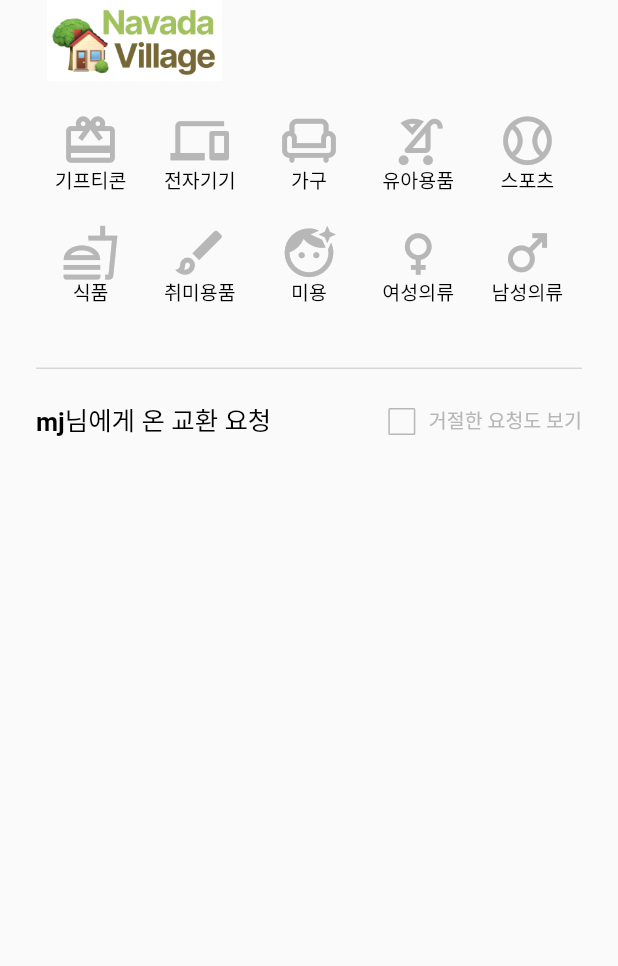
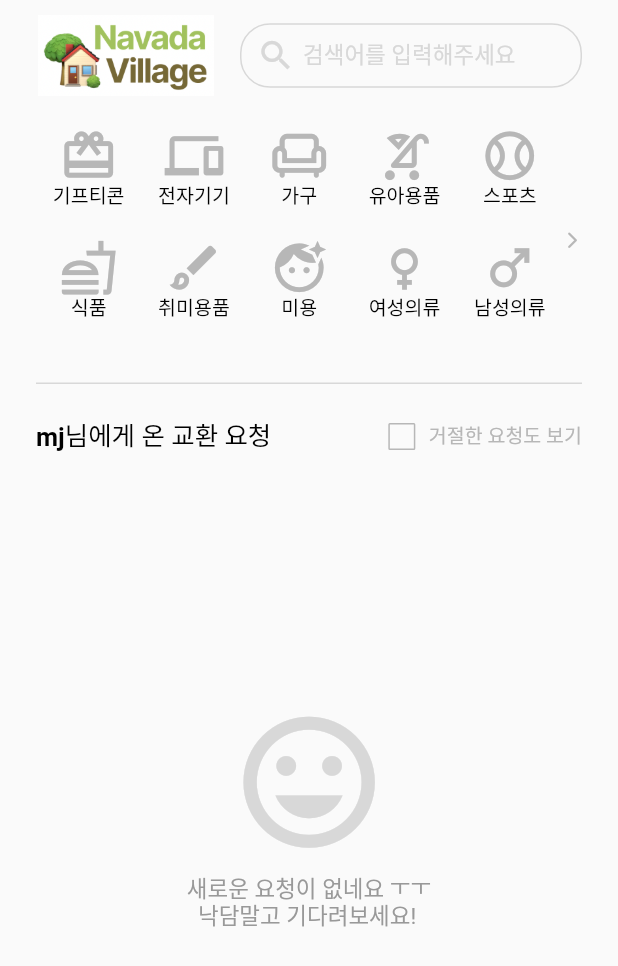
Before and after one commit to Hi-DN/navada-mobile-app, a Flutter app: the HomeView screen opened by its route, on a phone screen of 412 x 824 dp. Shown: the top 966 px of the screen. Run offline on Flutter 3.47's test engine with Material 2 defaults, Android fonts, the phone set to English and light mode, and no system bars; drawn by our look-alikes of carousel_slider; accounts and stored records are empty; network calls fail.

Commit message:
검색창, 카테고리 화살표, 요청 없을시 화면

```diff
--- a/lib/src/providers/home_requests_provider.dart
+++ b/lib/src/providers/home_requests_provider.dart
@@ -16,7 +16,7 @@ class RequestsForMeProvider extends ChangeNotifier {
   List<RequestModel> _requestDataList = [];
   late int _totalPages;
 
-  bool get isFetchingIncludingDenied => _isFetchingIncludingDenied;
+  bool get hasData => _isRefreshing || _requestDataList.isNotEmpty;
   DataState get dataState => _dataState;
   List<RequestModel> get requestDataList => _requestDataList;
   bool get _isInitialFetching => _dataState == DataState.INITIAL_FETCHING;
--- /dev/null
+++ b/lib/src/screens/home/home_no_requests_widget.dart
@@ -0,0 +1,46 @@
+import 'package:flutter/material.dart';
+import 'package:navada_mobile_app/src/widgets/colors.dart';
+import 'package:navada_mobile_app/src/widgets/screen_size.dart';
+import 'package:navada_mobile_app/src/widgets/space.dart';
+import 'package:navada_mobile_app/src/widgets/text_style.dart';
+
+class NoRequests extends StatelessWidget {
+  const NoRequests({Key? key}) : super(key: key);
+
+  @override
+  Widget build(BuildContext context) {
+    return LayoutBuilder(
+      builder: ((context, constraint) =>
+          SingleChildScrollView(
+            physics: const AlwaysScrollableScrollPhysics(),
+            child: ConstrainedBox(
+              constraints: BoxConstraints(minHeight: constraint.maxHeight),
+              child: IntrinsicHeight(
+                child: _noRequestsNotice()
+              ),
+            ),
+          )
+      )
+    );
+  }
+
+  Widget _noRequestsNotice() {
+    ScreenSize size = ScreenSize();
+    return Column(
+      mainAxisAlignment: MainAxisAlignment.center,
+      crossAxisAlignment: CrossAxisAlignment.center,
+      children: [
+      Icon(
+        Icons.tag_faces_sharp,
+        size: size.getSize(96),
+        color: grey216,
+      ),
+      const Space(height: 10),
+      const R14Text(
+        text: '새로운 요청이 없네요 ㅜㅜ\n  낙담말고 기다려보세요!',
+        textColor: grey153,
+      ),
+      const Space(height: kBottomNavigationBarHeight)
+    ]);
+  }
+}
--- a/lib/src/screens/home/home_requests_widget.dart
+++ b/lib/src/screens/home/home_requests_widget.dart
@@ -2,6 +2,7 @@ import 'package:flutter/material.dart';
 import 'package:navada_mobile_app/src/models/request/request_model.dart';
 import 'package:navada_mobile_app/src/models/user/user_model.dart';
 import 'package:navada_mobile_app/src/models/user/user_provider.dart';
+import 'package:navada_mobile_app/src/screens/home/home_no_requests_widget.dart';
 import 'package:navada_mobile_app/src/screens/home/home_view_model.dart';
 import 'package:navada_mobile_app/src/widgets/colors.dart';
 import 'package:navada_mobile_app/src/widgets/cost_range_badge.dart';
@@ -14,8 +15,8 @@ import 'package:navada_mobile_app/src/widgets/text_style.dart';
 import 'package:provider/provider.dart';
 
 // ignore: must_be_immutable
-class RequestsForMeSection extends StatelessWidget {
-  RequestsForMeSection({Key? key}) : super(key: key);
+class RequestsForMe extends StatelessWidget {
+  RequestsForMe({Key? key}) : super(key: key);
 
   late BuildContext? _context;
 
@@ -120,15 +121,18 @@ class _RequestsForMeGridView extends StatelessWidget {
   }
 
   Widget _scrollNotificationWidget() {
+    ScreenSize size = ScreenSize();
     return Column(children: [
       Expanded(
         child: NotificationListener<ScrollNotification> (
           onNotification: _scrollNotification,
           child: RefreshIndicator(
+            color: green,
+            displacement: size.getSize(22),
             onRefresh:() async {
               await _onRefresh();
             },
-            child: _buildRequestsForMeGridView()
+            child: _buildScreenIfHasData()
           ))),
       if(_dataState == DataState.MORE_FETCHING)
           const Center(child: CircularProgressIndicator()),
@@ -144,7 +148,17 @@ class _RequestsForMeGridView extends StatelessWidget {
     return true;
   }
 
-  Widget _buildRequestsForMeGridView() {
+  Widget _buildScreenIfHasData() {
+    bool hasData = Provider.of<RequestsForMeProvider>(_context!).hasData;
+
+    if(hasData) {
+      return _requestsForMeGridView();
+    } else {
+      return const NoRequests();
+    }
+  }
+
+  Widget _requestsForMeGridView() {
     return GridView.builder(
       gridDelegate:
         const SliverGridDelegateWithFixedCrossAxisCount(
@@ -156,7 +170,6 @@ class _RequestsForMeGridView extends StatelessWidget {
       itemCount: requestsForMe.length,
       itemBuilder: (context, index) {
           return RequestItem(request: requestsForMe[index]);
-
       },
     );
   }
--- a/lib/src/screens/home/home_view.dart
+++ b/lib/src/screens/home/home_view.dart
@@ -35,7 +35,7 @@ class HomeView extends StatelessWidget {
             const HomeTopBar(),
             const CategorySection(),
             const CustomDivider(),
-            Expanded(child: RequestsForMeSection())
+            Expanded(child: RequestsForMe())
           ]),
         )
       )
@@ -48,11 +48,16 @@ class HomeTopBar extends StatelessWidget {
 
   @override
   Widget build(BuildContext context) {
-    return Row(
+    ScreenSize size = ScreenSize();
+    return Padding(
+      padding: EdgeInsets.only(top: size.getSize(10)),
+      child: Row(
         children: [
           _logo(),
-        // 검색창
+          const Space(width: 15),
+          const Expanded(child: SearchBox())
         ],
+      ),
     );
   }
 
@@ -60,8 +65,38 @@ class HomeTopBar extends StatelessWidget {
     ScreenSize size = ScreenSize();
     return Image.asset(
         'assets/images/logo.png',
-        width: size.getSize(120.0),
+        width: size.getSize(110.0),
         height: size.getSize(50.0),
+      );
+  }
+}
+
+class SearchBox extends StatelessWidget {
+  const SearchBox({Key? key}) : super(key: key);
+
+  @override
+  Widget build(BuildContext context) {
+    ScreenSize size = ScreenSize();
+
+    return Container(
+      padding: EdgeInsets.only(left: size.getSize(10)),
+      height: size.getSize(40),
+      decoration: BoxDecoration(
+        border: Border.all(color: grey216, width: 1.0),
+        borderRadius: BorderRadius.circular(20),
+      ),
+      child: Row(
+        crossAxisAlignment: CrossAxisAlignment.center,
+        children: [
+          Icon(
+            Icons.search,
+            color: grey216,
+            size: size.getSize(24)
+          ),
+          const Space(width: 5),
+          const R14Text(text: '검색어를 입력해주세요', textColor: grey216)
+        ],
+      )
     );
   }
 }
@@ -72,20 +107,33 @@ class CategorySection extends StatelessWidget {
   @override
   Widget build(BuildContext context) {
     ScreenSize size = ScreenSize();
-    return CarouselSlider(
+
+    return Consumer<HomeViewModel>(
+      builder: (BuildContext context, HomeViewModel homeViewModel, Widget? _) {
+        CarouselController carouselController = homeViewModel.carouselController;
+        return Column(
+          children: [
+            CarouselSlider(
+              carouselController: carouselController,
               options: CarouselOptions(
                 height: size.getSize(175),
                 enableInfiniteScroll: false,
                 viewportFraction: 1,
+                onPageChanged: (index, reason) {
+                    homeViewModel.setCurrentCategoryIndex(index);
+                }
               ),
               items: [
-        categoryFirstSlide(),
-        categorySecondSlide()
-      ]
+                _categoryFirstSlide(carouselController),
+                _categorySecondSlide(carouselController)
+              ],
+            ),
+          ],
         );
+      });
   }
 
-  Widget categoryFirstSlide() {
+  Widget _categoryFirstSlide(CarouselController carouselController) {
     return Row(
       mainAxisAlignment: MainAxisAlignment.spaceBetween,
       children: [
@@ -97,14 +145,48 @@ class CategorySection extends StatelessWidget {
               CategoryIconsRow(children: _rowContent2),
               const Space(height: 18),
             ]
-          ))]);
+          )),
+        _nextPageArrowBtn(carouselController)
+      ]);
   }
 
-  Widget categorySecondSlide() {
-    return Column(children: [
+  Widget _nextPageArrowBtn(CarouselController carouselController) {
+    ScreenSize size = ScreenSize();
+    return GestureDetector(
+      onTap: () => carouselController.nextPage(),
+      child: Icon(
+        Icons.arrow_forward_ios_rounded,
+        size: size.getSize(12),
+        color: grey183,
+      )
+    );
+  }
+
+  Widget _categorySecondSlide(CarouselController carouselController) {
+    return Row(
+      mainAxisAlignment: MainAxisAlignment.spaceBetween,
+      children: [
+        _prevPageArrowBtn(carouselController),
+        Expanded(
+          child: Column(
+            children: [
               const Space(height: 10),
               CategoryIconsRow(children: _rowContent3),
-        const Space(height: 78)]);
+              const Space(height: 78)])),
+
+      ]);
+  }
+
+  Widget _prevPageArrowBtn(CarouselController carouselController) {
+    ScreenSize size = ScreenSize();
+    return GestureDetector(
+      onTap: () => carouselController.previousPage(),
+      child: Icon(
+        Icons.arrow_back_ios_rounded,
+        size: size.getSize(12),
+        color: grey183,
+      )
+    );
   }
 
   final _rowContent1 =  const[
--- a/lib/src/screens/home/home_view_model.dart
+++ b/lib/src/screens/home/home_view_model.dart
@@ -1,15 +1,25 @@
 // ignore_for_file: curly_braces_in_flow_control_structures
 
+import 'package:carousel_slider/carousel_controller.dart';
 import 'package:flutter/material.dart';
 
 class HomeViewModel extends ChangeNotifier {
 
   bool _isDeniedVisible = false;
+  int _currentCategoryIndex = 0;
+  final CarouselController _carouselController = CarouselController();
 
   bool get isDeniedVisible => _isDeniedVisible;
+  int get currentCategoryIndex => _currentCategoryIndex;
+  CarouselController get carouselController => _carouselController;
 
   void setDeniedVisible(bool newValue) {
     _isDeniedVisible = newValue;
     notifyListeners();
   }
+
+  void setCurrentCategoryIndex(int newValue) {
+    _currentCategoryIndex = newValue;
+    notifyListeners();
+  }
 }
```
Lines whose indentation alone changed are shown as unchanged.
